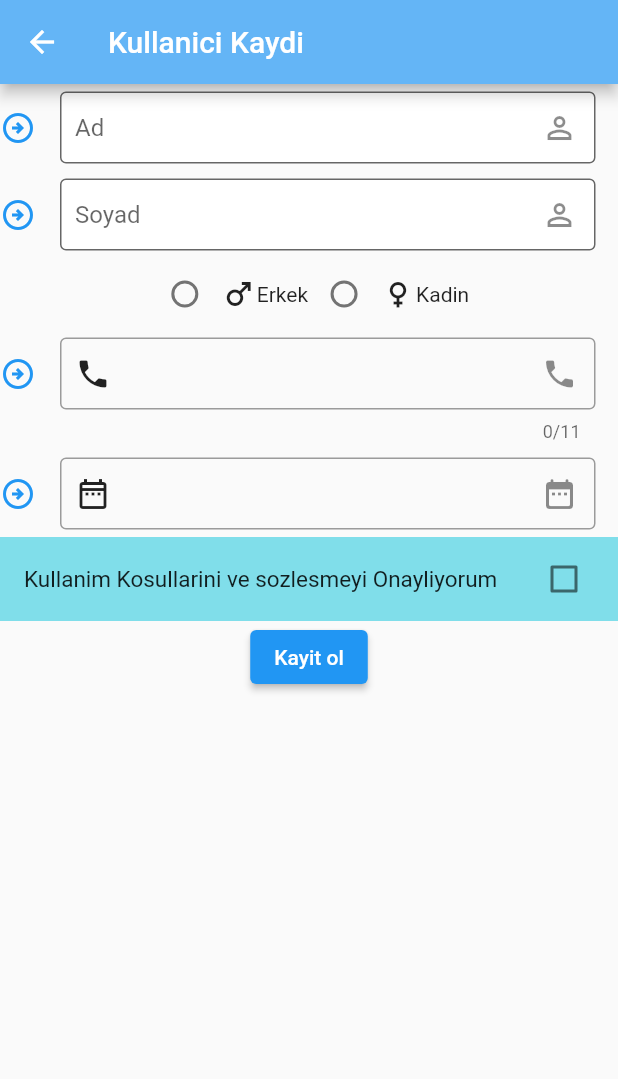
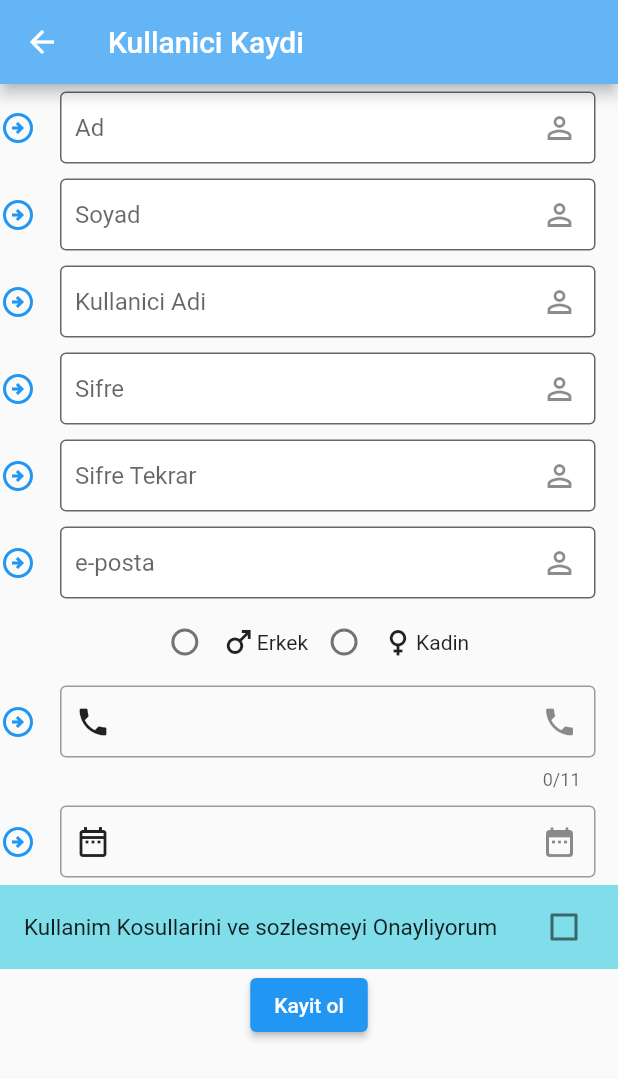
Before and after one commit to tahaturan/yazilim_proje_yonetimi_nakliyecim, a Flutter app: the UserRegister screen opened directly, on a phone screen of 412 x 824 dp. Shown: the top 1079 px of the screen. Run offline on Flutter 3.47's test engine with Material 2 defaults, Android fonts, the phone set to English and light mode, and no system bars; network calls fail.

Commit message:
kayit ekrani duzenlendi

```diff
--- a/lib/views/user_register.dart
+++ b/lib/views/user_register.dart
@@ -25,6 +25,10 @@ class _UserRegisterState extends State<UserRegister> {
           children: [
             TextFilled(yazi: "Ad", durum: false),
             TextFilled(yazi: "Soyad", durum: false),
+            TextFilled(yazi: "Kullanici Adi", durum: false),
+            TextFilled(yazi: "Sifre", durum: true),
+            TextFilled(yazi: "Sifre Tekrar", durum: true),
+            TextFilled(yazi: "e-posta", durum: false),
             Row(
               mainAxisAlignment: MainAxisAlignment.center,
               children: [
@@ -118,7 +122,7 @@ class _UserRegisterState extends State<UserRegister> {
             ),
             ElevatedButton(
               onPressed: () {
-                Navigator.push(
+                Navigator.pushReplacement(
                     context,
                     MaterialPageRoute(
                       builder: (context) => const MyApp(),
```
